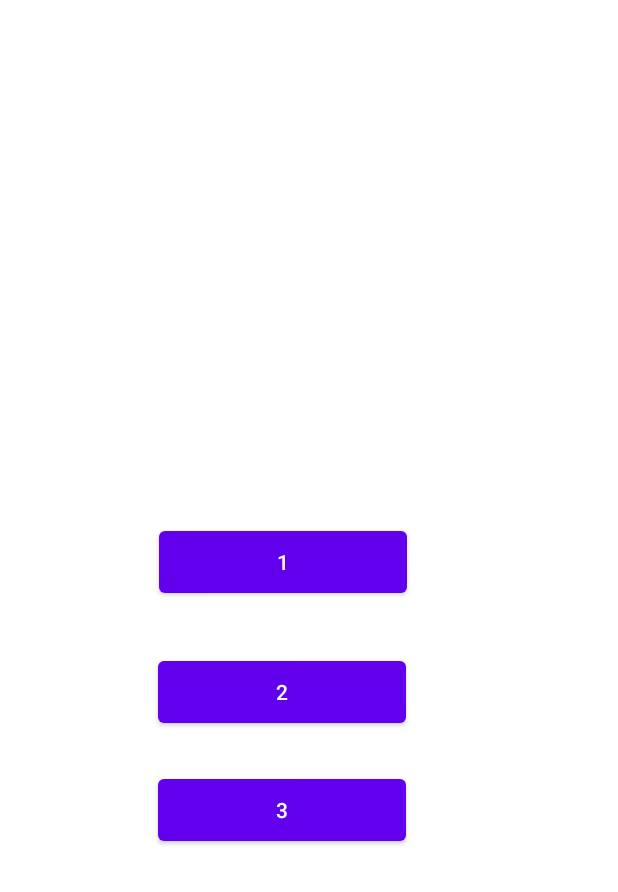
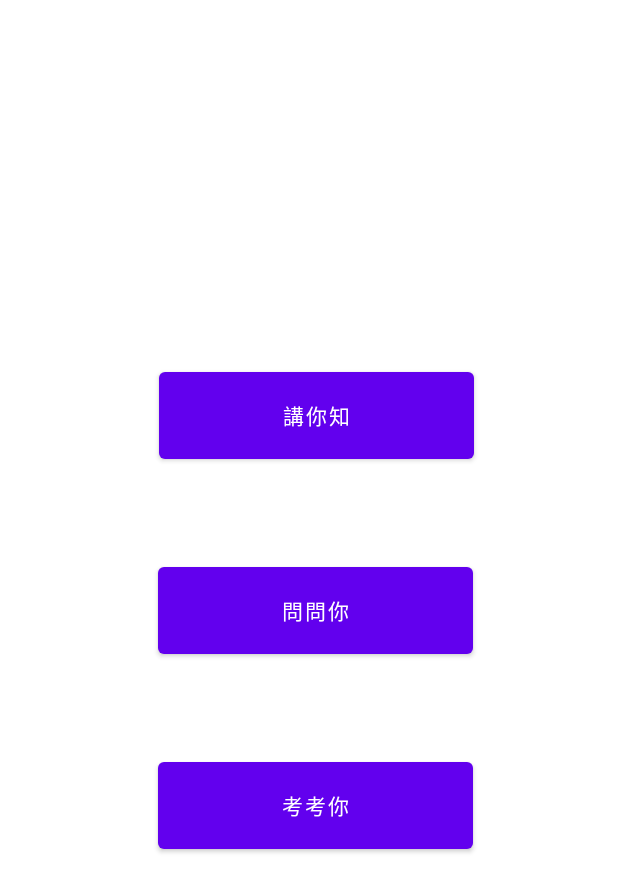
Before and after one commit to jay1018t/3D061, an Android app: the screen it shows after launch (MainActivity), on a phone screen of 412 x 824 dp. Shown: the top 892 px of the screen. Run offline under Robolectric (Android 15) with nearby library versions, the phone set to English and light mode, and no system bars.

Commit message:
Change the wording

```diff
--- a/app/src/main/res/layout/activity_button1page.xml
+++ b/app/src/main/res/layout/activity_button1page.xml
@@ -12,7 +12,7 @@
         android:layout_height="wrap_content"
         android:layout_marginStart="16dp"
         android:layout_marginBottom="35dp"
-        android:text="Black"
+        android:text="Back"
         app:layout_constraintBottom_toBottomOf="parent"
         app:layout_constraintStart_toStartOf="parent" />
 
@@ -23,7 +23,7 @@
         android:layout_marginStart="174dp"
         android:layout_marginEnd="16dp"
         android:layout_marginBottom="35dp"
-        android:text="Next Page"
+        android:text="Next"
         app:layout_constraintBottom_toBottomOf="parent"
         app:layout_constraintEnd_toEndOf="parent"
         app:layout_constraintStart_toEndOf="@+id/buttonblack1" />
--- a/app/src/main/res/layout/activity_main.xml
+++ b/app/src/main/res/layout/activity_main.xml
@@ -8,38 +8,41 @@
 
     <Button
         android:id="@+id/Button1"
-        android:layout_width="165dp"
-        android:layout_height="53dp"
+        android:layout_width="210dp"
+        android:layout_height="70dp"
         android:layout_marginStart="106dp"
         android:layout_marginEnd="141dp"
-        android:layout_marginBottom="33dp"
-        android:text="1"
+        android:layout_marginBottom="60dp"
+        android:text="講你知"
         app:layout_constraintBottom_toTopOf="@+id/Button2"
         app:layout_constraintEnd_toEndOf="parent"
+        app:layout_constraintHorizontal_bias="0.0"
         app:layout_constraintStart_toStartOf="parent" />
 
     <Button
         android:id="@+id/Button2"
-        android:layout_width="165dp"
-        android:layout_height="53dp"
+        android:layout_width="210dp"
+        android:layout_height="70dp"
         android:layout_marginStart="105dp"
         android:layout_marginEnd="141dp"
-        android:layout_marginBottom="25dp"
-        android:text="2"
+        android:layout_marginBottom="60dp"
+        android:text="問問你"
         app:layout_constraintBottom_toTopOf="@+id/Button3"
         app:layout_constraintEnd_toEndOf="parent"
+        app:layout_constraintHorizontal_bias="0.0"
         app:layout_constraintStart_toStartOf="parent" />
 
     <Button
         android:id="@+id/Button3"
-        android:layout_width="165dp"
-        android:layout_height="53dp"
+        android:layout_width="210dp"
+        android:layout_height="70dp"
         android:layout_marginStart="105dp"
         android:layout_marginEnd="141dp"
-        android:layout_marginBottom="257dp"
-        android:text="3"
+        android:layout_marginBottom="252dp"
+        android:text="考考你"
         app:layout_constraintBottom_toBottomOf="parent"
         app:layout_constraintEnd_toEndOf="parent"
+        app:layout_constraintHorizontal_bias="0.0"
         app:layout_constraintStart_toStartOf="parent" />
 
 </androidx.constraintlayout.widget.ConstraintLayout>
```
